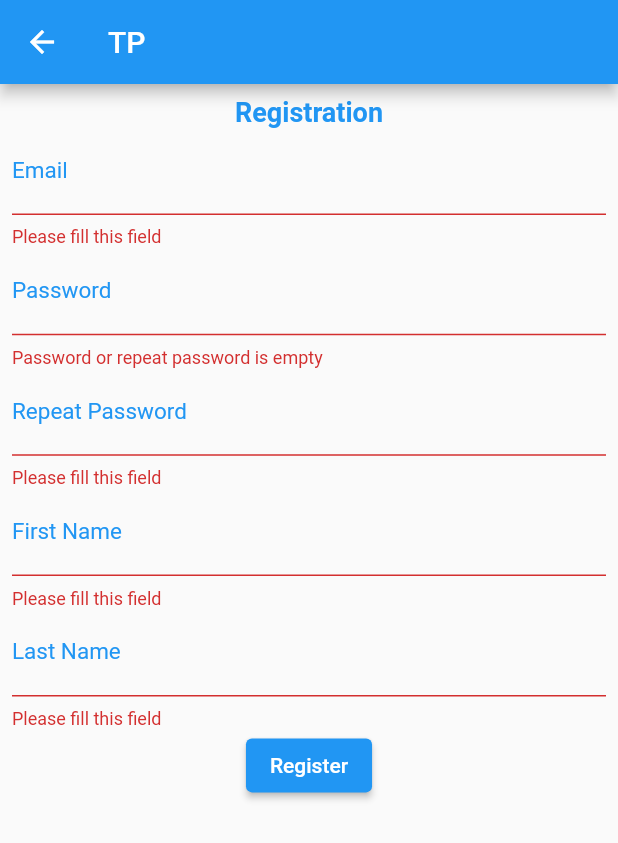
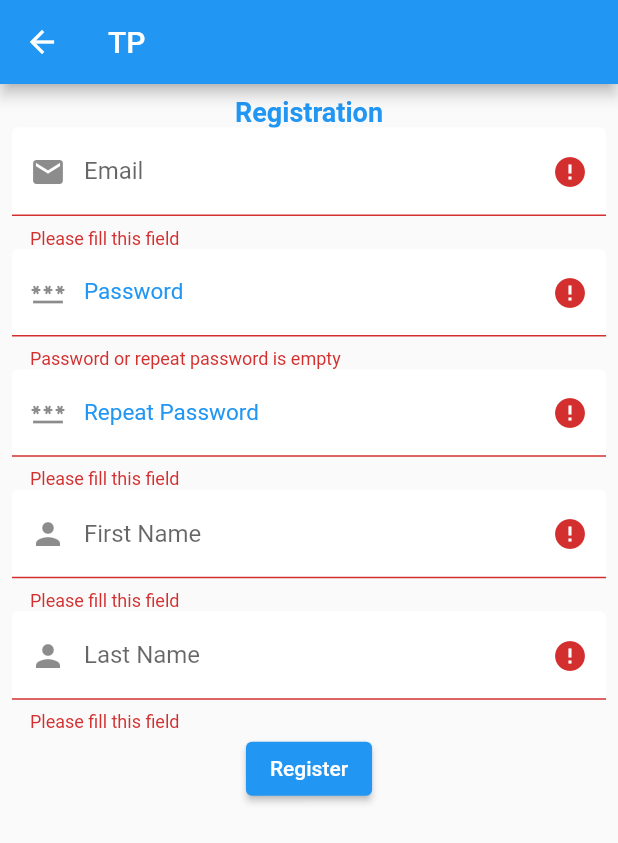
Before and after one commit to cadot-eu/tp_flutter, a Flutter app: the RegisterScreen screen opened directly, after a tap on "Register", on a phone screen of 412 x 824 dp. Shown: the top 843 px of the screen. Run offline on Flutter 3.47's test engine with Material 2 defaults, Android fonts, the phone set to English and light mode, and no system bars; our stand-ins replace sqflite; missing offline and left inert: regexpattern; accounts and stored records are empty.

Commit message:
maj form

```diff
--- /dev/null
+++ b/lib/Screens/decorations/field_decoration.dart
@@ -0,0 +1,30 @@
+import 'package:flutter/material.dart';
+
+import '../../styles/login.dart';
+
+class TextFieldDecoration {
+  static const InputBorder border = UnderlineInputBorder();
+  static Icon? prefixIcon;
+  static Icon? suffixicon;
+  static String? labelText;
+  static String? hintText;
+  static TextStyle style = fieldStyle;
+
+  static InputDecoration fieldDecoration(
+      {Icon? suffixicon,
+      prefixIcon,
+      String? labelText,
+      String? hintText,
+      TextStyle? style}) {
+    return InputDecoration(
+      fillColor: Colors.white,
+      filled: true,
+      prefixIcon: prefixIcon,
+      suffixIcon: suffixicon,
+      hintText: hintText,
+      border: border,
+      labelText: labelText,
+      labelStyle: style,
+    );
+  }
+}
--- a/lib/Screens/register_screen.dart
+++ b/lib/Screens/register_screen.dart
@@ -8,6 +8,7 @@ import '../Validators/password_validator.dart';
 import '../helpers/database_helper.dart';
 
 import '../styles/login.dart';
+import 'decorations/field_decoration.dart';
 
 class RegisterScreen extends StatefulWidget {
   const RegisterScreen({super.key});
@@ -23,6 +24,11 @@ class _RegisterScreenState extends State<RegisterScreen> {
   final repeatPasswordController = TextEditingController();
   final firstNameController = TextEditingController();
   final lastNameController = TextEditingController();
+
+  Icon? suffixicon;
+
+  final errorIcon = const Icon(Icons.error);
+  final doneIcon = const Icon(Icons.done);
 
   @override
   void dispose() {
@@ -49,78 +55,118 @@ class _RegisterScreenState extends State<RegisterScreen> {
               children: [
                 const Text('Registration', style: titreStyle),
                 TextFormField(
+                  keyboardType: TextInputType.emailAddress,
                   validator: (value) {
                     final email = EmailValidator().validate(value);
                     if (email != true) {
+                      setState(() {
+                        suffixicon = errorIcon;
+                      });
                       return email;
                     }
+                    setState(() {
+                      suffixicon = doneIcon;
+                    });
                     return null;
                   },
                   controller: emailController,
-                  decoration: const InputDecoration(
-                    border: UnderlineInputBorder(),
+                  decoration: TextFieldDecoration.fieldDecoration(
+                    suffixicon: suffixicon,
+                    prefixIcon: const Icon(Icons.email),
                     labelText: 'Email',
-                    labelStyle: fieldStyle,
+                    hintText: 'Enter your email',
                   ),
                 ),
                 TextFormField(
+                  obscureText: true,
                   validator: (value) {
                     final password = PasswordValidator()
                         .validate(value, repeatPasswordController.text);
                     if (password != true) {
+                      setState(() {
+                        suffixicon = errorIcon;
+                      });
                       return password;
                     }
+                    setState(() {
+                      suffixicon = doneIcon;
+                    });
                     return null;
                   },
                   controller: passwordController,
-                  decoration: const InputDecoration(
-                    border: UnderlineInputBorder(),
+                  decoration: TextFieldDecoration.fieldDecoration(
+                    suffixicon: suffixicon,
+                    prefixIcon: const Icon(Icons.password),
                     labelText: 'Password',
-                    labelStyle: passwordStyle,
+                    hintText: '8 characters and one letter and one number',
+                    style: passwordStyle,
                   ),
                 ),
                 TextFormField(
+                  obscureText: true,
                   validator: (value) {
                     if (value == null || value.isEmpty) {
+                      setState(() {
+                        suffixicon = errorIcon;
+                      });
                       return 'Please fill this field';
                     }
+                    setState(() {
+                      suffixicon = doneIcon;
+                    });
                     return null;
                   },
                   controller: repeatPasswordController,
-                  decoration: const InputDecoration(
-                    border: UnderlineInputBorder(),
+                  decoration: TextFieldDecoration.fieldDecoration(
+                    suffixicon: suffixicon,
+                    prefixIcon: const Icon(Icons.password),
                     labelText: 'Repeat Password',
-                    labelStyle: passwordStyle,
+                    hintText: '8 characters and one letter and one number',
+                    style: passwordStyle,
                   ),
                 ),
                 TextFormField(
+                  keyboardType: TextInputType.name,
                   validator: (value) {
                     final name = NameValidator().validate(value);
                     if (name != true) {
+                      setState(() {
+                        suffixicon = errorIcon;
+                      });
                       return name;
                     }
+                    setState(() {
+                      suffixicon = doneIcon;
+                    });
                     return null;
                   },
                   controller: firstNameController,
-                  decoration: const InputDecoration(
-                    border: UnderlineInputBorder(),
+                  decoration: TextFieldDecoration.fieldDecoration(
+                    suffixicon: suffixicon,
+                    prefixIcon: const Icon(Icons.person),
                     labelText: 'First Name',
-                    labelStyle: fieldStyle,
                   ),
                 ),
                 TextFormField(
+                  keyboardType: TextInputType.name,
                   validator: (value) {
                     final name = NameValidator().validate(value);
                     if (name != true) {
+                      setState(() {
+                        suffixicon = errorIcon;
+                      });
                       return name;
                     }
+                    setState(() {
+                      suffixicon = doneIcon;
+                    });
                     return null;
                   },
                   controller: lastNameController,
-                  decoration: const InputDecoration(
-                    border: UnderlineInputBorder(),
+                  decoration: TextFieldDecoration.fieldDecoration(
+                    suffixicon: suffixicon,
+                    prefixIcon: const Icon(Icons.person),
                     labelText: 'Last Name',
-                    labelStyle: fieldStyle,
                   ),
                 ),
                 ElevatedButton(
```
